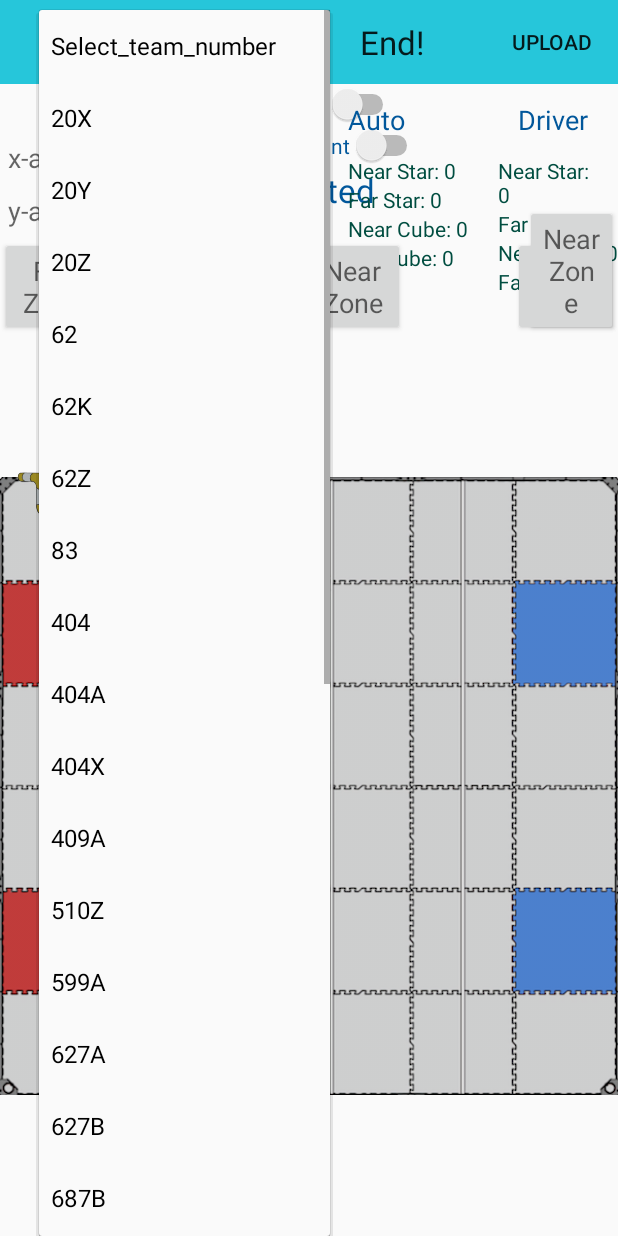
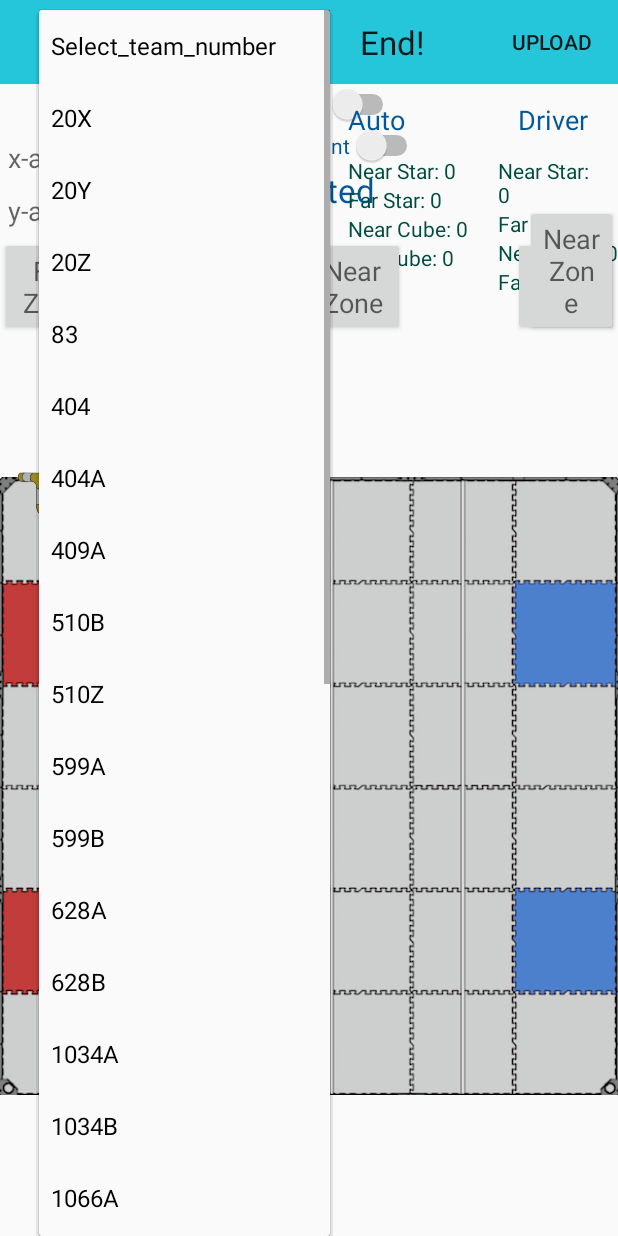
Before and after one commit to Chaminade-Application-Development-Club/Scout, an Android app: the MainActivity screen opened directly, with no data from a screen before it, after a tap on "Select_team_number", on a phone screen of 412 x 824 dp. Run offline under Robolectric (Android 15) with nearby library versions, the phone set to English and light mode, and no system bars; libraries missing offline, so code that uses them is left out: tyrantgit.explosionfield; 3 other taps on this screen came first.

Commit message:
Ready for Weekend!

```diff
--- a/app/src/main/res/values/teamNumArray.xml
+++ b/app/src/main/res/values/teamNumArray.xml
@@ -2,36 +2,36 @@
 <resources>
     <string-array name="data">
         <item>Select_team_number</item>
-        <item>20X	  </item>
-        <item>20Y	  </item>
-        <item>20Z	  </item>
-        <item>62	  </item>
-        <item>62K	  </item>
-        <item>62Z	  </item>
-        <item>83	  </item>
-        <item>404	  </item>
-        <item>404A  </item>
-        <item>404X  </item>
-        <item>409A  </item>
-        <item>510Z  </item>
-        <item>599A  </item>
-        <item>627A  </item>
-        <item>627B  </item>
-        <item>687B  </item>
-        <item>687C  </item>
-        <item>1138  </item>
-        <item>1138B</item>
-        <item>1138G</item>
-        <item>1437B</item>
-        <item>1437G</item>
-        <item>1437V</item>
-        <item>1680A</item>
-        <item>1680B</item>
-        <item>1680C</item>
-        <item>3007</item>
-        <item>4179A</item>
-        <item>4800B</item>
-        <item>4800C</item>
+        <item>20X</item>
+        <item>20Y</item>
+        <item>20Z</item>
+        <item>83</item>
+        <item>404</item>
+        <item>404A</item>
+        <item>409A</item>
+        <item>510B</item>
+        <item>510Z</item>
+        <item>599A</item>
+        <item>599B</item>
+        <item>628A</item>
+        <item>628B</item>
+        <item>1034A</item>
+        <item>1034B	</item>
+        <item>1066A	</item>
+        <item>1066B	</item>
+        <item>1138</item>
+        <item>1138B	</item>
+        <item>1138G	</item>
+        <item>1437G	</item>
+        <item>1437V	</item>
+        <item>1469A	</item>
+        <item>1469B	</item>
+        <item>1508A	</item>
+        <item>3671E	</item>
+        <item>3671F</item>
+        <item>3671G	</item>
+        <item>4642V	</item>
+        <item>4642W	</item>
         <!--<item> </item>-->
         <!--<item> </item>-->
         <!--<item> </item>-->
@@ -42,4 +42,48 @@
         <!--<item> </item>-->
         <!--<item> </item>-->
     </string-array>
+
+
+
+
+
+
+
+
+
+
+
+
+
+
+
+
+
+
+
+
+
+
+
+
+
+
+
+
+
+
+
+
+
+
+
+
+
+
+
+
+
+
+
+
 </resources>
```
